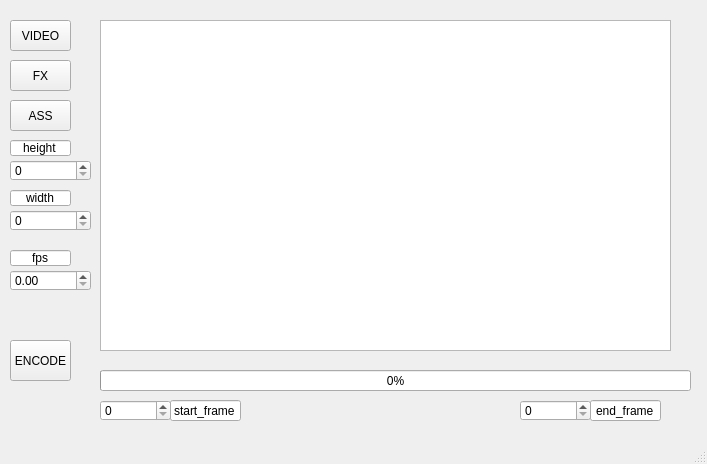
The window that branches/QT/gui.ui (jerobarraco/kafx) describes before a commit, drawn with Qt 5.
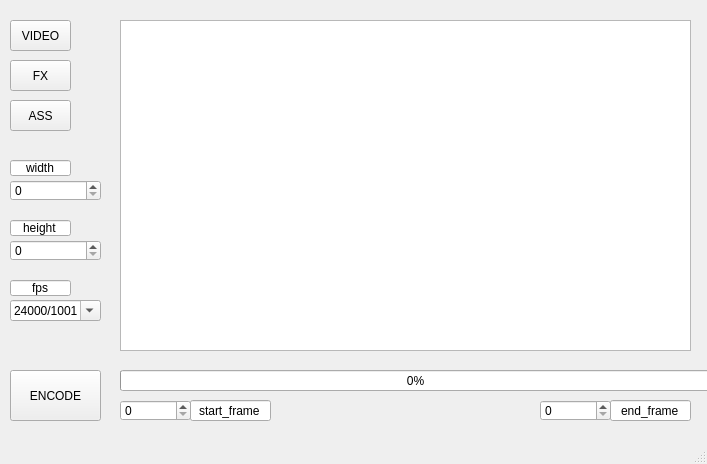
The same window after the commit.

Commit message: otro cambio XD

Diff of the .ui file:
```diff
--- a/branches/QT/gui.ui
+++ b/branches/QT/gui.ui
@@ -57,9 +57,9 @@
     <property name="geometry">
      <rect>
       <x>10</x>
-      <y>340</y>
-      <width>61</width>
-      <height>41</height>
+      <y>370</y>
+      <width>91</width>
+      <height>51</height>
      </rect>
     </property>
     <property name="text">
@@ -69,7 +69,7 @@
    <widget class="QProgressBar" name="progressBar">
     <property name="geometry">
      <rect>
-      <x>100</x>
+      <x>120</x>
       <y>370</y>
       <width>591</width>
       <height>21</height>
@@ -83,8 +83,8 @@
     <property name="geometry">
      <rect>
       <x>10</x>
-      <y>160</y>
-      <width>81</width>
+      <y>240</y>
+      <width>91</width>
       <height>21</height>
      </rect>
     </property>
@@ -96,8 +96,8 @@
     <property name="geometry">
      <rect>
       <x>10</x>
-      <y>210</y>
-      <width>81</width>
+      <y>180</y>
+      <width>91</width>
       <height>21</height>
      </rect>
     </property>
@@ -105,20 +105,10 @@
      <number>1920</number>
     </property>
    </widget>
-   <widget class="QDoubleSpinBox" name="fps">
-    <property name="geometry">
-     <rect>
-      <x>10</x>
-      <y>270</y>
-      <width>81</width>
-      <height>21</height>
-     </rect>
-    </property>
-   </widget>
    <widget class="QSpinBox" name="start_frame">
     <property name="geometry">
      <rect>
-      <x>100</x>
+      <x>120</x>
       <y>400</y>
       <width>71</width>
       <height>21</height>
@@ -134,7 +124,7 @@
    <widget class="QSpinBox" name="end_frame">
     <property name="geometry">
      <rect>
-      <x>520</x>
+      <x>540</x>
       <y>400</y>
       <width>71</width>
       <height>21</height>
@@ -151,7 +141,7 @@
     <property name="geometry">
      <rect>
       <x>10</x>
-      <y>140</y>
+      <y>220</y>
       <width>61</width>
       <height>16</height>
      </rect>
@@ -178,7 +168,7 @@
     <property name="geometry">
      <rect>
       <x>10</x>
-      <y>190</y>
+      <y>160</y>
       <width>61</width>
       <height>16</height>
      </rect>
@@ -202,7 +192,7 @@
     <property name="geometry">
      <rect>
       <x>10</x>
-      <y>250</y>
+      <y>280</y>
       <width>61</width>
       <height>16</height>
      </rect>
@@ -225,9 +215,9 @@
    <widget class="QLineEdit" name="lineEdit_4">
     <property name="geometry">
      <rect>
-      <x>170</x>
+      <x>190</x>
       <y>400</y>
-      <width>71</width>
+      <width>81</width>
       <height>21</height>
      </rect>
     </property>
@@ -249,9 +239,9 @@
    <widget class="QLineEdit" name="lineEdit_5">
     <property name="geometry">
      <rect>
-      <x>590</x>
+      <x>610</x>
       <y>400</y>
-      <width>71</width>
+      <width>81</width>
       <height>21</height>
      </rect>
     </property>
@@ -273,13 +263,51 @@
    <widget class="QGraphicsView" name="graphicsView">
     <property name="geometry">
      <rect>
-      <x>100</x>
+      <x>120</x>
       <y>20</y>
       <width>571</width>
       <height>331</height>
      </rect>
     </property>
    </widget>
+   <widget class="QComboBox" name="comboBox">
+    <property name="geometry">
+     <rect>
+      <x>10</x>
+      <y>300</y>
+      <width>91</width>
+      <height>21</height>
+     </rect>
+    </property>
+    <property name="editable">
+     <bool>true</bool>
+    </property>
+    <item>
+     <property name="text">
+      <string>24000/1001</string>
+     </property>
+    </item>
+    <item>
+     <property name="text">
+      <string>24</string>
+     </property>
+    </item>
+    <item>
+     <property name="text">
+      <string>25</string>
+     </property>
+    </item>
+    <item>
+     <property name="text">
+      <string>30000/1001</string>
+     </property>
+    </item>
+    <item>
+     <property name="text">
+      <string>30</string>
+     </property>
+    </item>
+   </widget>
   </widget>
   <widget class="QStatusBar" name="statusbar"/>
   <action name="actionSize">
```
